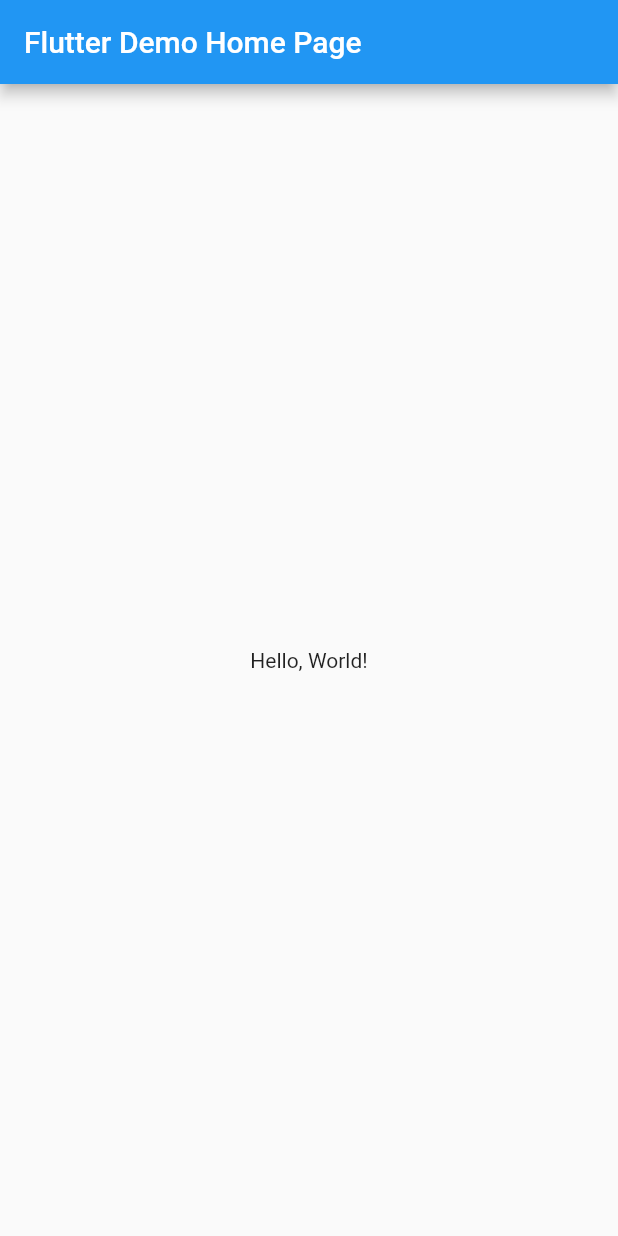
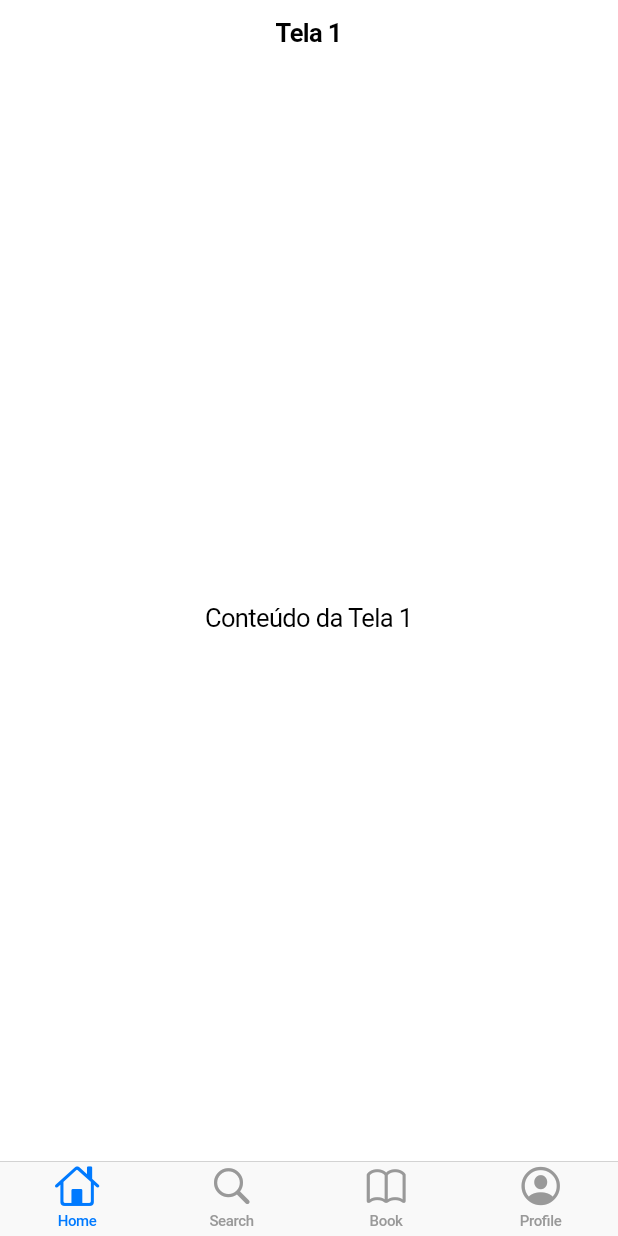
Before and after one commit to jhonatadias/monocodigo, a Flutter app: the screen it shows after launch, on a phone screen of 412 x 824 dp. Run offline on Flutter 3.47's test engine with Material 2 defaults, Android fonts, the phone set to English and light mode, and no system bars.

Commit message:
comite_inicial

```diff
--- a/lib/main.dart
+++ b/lib/main.dart
@@ -1,42 +1,125 @@
+import 'package:flutter/cupertino.dart';
 import 'package:flutter/material.dart';
 
 void main() => runApp(MyApp());
 
 class MyApp extends StatelessWidget {
-  const MyApp({super.key});
-  // This widget is the root of your application.
   @override
   Widget build(BuildContext context) {
-    return MaterialApp(
-      // Application name
-      title: 'Flutter Hello World',
-      // Application theme data, you can set the colors for the application as
-      // you want
-      theme: ThemeData(
-        primarySwatch: Colors.blue,
-      ),
-      // A widget which will be started on application startup
-      home: MyHomePage(title: 'Flutter Demo Home Page'),
+    return CupertinoApp(
+      title: 'Exemplo de Navegação Cupertino',
+      home: MyHomePage(),
     );
   }
 }
 
-class MyHomePage extends StatelessWidget {
-  final String title;
-  const MyHomePage({super.key, required this.title});
+class MyHomePage extends StatefulWidget {
+  @override
+  _MyHomePageState createState() => _MyHomePageState();
+}
+
+class _MyHomePageState extends State<MyHomePage> {
+  int _selectedIndex = 0;
+
+  final List<Widget> _screens = [
+    Screen1(),
+    Screen2(),
+    Screen3(),
+    Screen4(),
+  ];
 
   @override
   Widget build(BuildContext context) {
-    return Scaffold(
-      appBar: AppBar(
-        // The title text which will be shown on the action bar
-        title: Text(title),
+    return CupertinoTabScaffold(
+      tabBar: CupertinoTabBar(
+        items: <BottomNavigationBarItem>[
+          BottomNavigationBarItem(
+            icon: Icon(CupertinoIcons.home),
+            label: 'Home',
+          ),
+          BottomNavigationBarItem(
+            icon: Icon(CupertinoIcons.search),
+            label: 'Search',
+          ),
+          BottomNavigationBarItem(
+            icon: Icon(CupertinoIcons.book),
+            label: 'Book',
+          ),
+          BottomNavigationBarItem(
+            icon: Icon(CupertinoIcons.profile_circled),
+            label: 'Profile',
+          ),
+        ],
+        currentIndex: _selectedIndex,
+        onTap: (index) {
+          setState(() {
+            _selectedIndex = index;
+          });
+        },
       ),
-      body: Center(
-        child: Text(
-          'Hello, World!',
-        ),
+      tabBuilder: (context, index) {
+        return CupertinoTabView(
+          builder: (context) {
+            return _screens[index];
+          },
+        );
+      },
+    );
+  }
+}
+
+class Screen1 extends StatelessWidget {
+  @override
+  Widget build(BuildContext context) {
+    return CupertinoPageScaffold(
+      navigationBar: CupertinoNavigationBar(
+        middle: Text('Tela 1'),
+      ),
+      child: Center(
+        child: Text('Conteúdo da Tela 1'),
       ),
     );
   }
 }
+
+class Screen2 extends StatelessWidget {
+  @override
+  Widget build(BuildContext context) {
+    return CupertinoPageScaffold(
+      navigationBar: CupertinoNavigationBar(
+        middle: Text('Tela 2'),
+      ),
+      child: Center(
+        child: Text('Conteúdo da Tela 2'),
+      ),
+    );
+  }
+}
+
+class Screen3 extends StatelessWidget {
+  @override
+  Widget build(BuildContext context) {
+    return CupertinoPageScaffold(
+      navigationBar: CupertinoNavigationBar(
+        middle: Text('Tela 3'),
+      ),
+      child: Center(
+        child: Text('Conteúdo da Tela 3'),
+      ),
+    );
+  }
+}
+
+class Screen4 extends StatelessWidget {
+  @override
+  Widget build(BuildContext context) {
+    return CupertinoPageScaffold(
+      navigationBar: CupertinoNavigationBar(
+        middle: Text('Tela 4'),
+      ),
+      child: Center(
+        child: Text('Conteúdo da Tela 4'),
+      ),
+    );
+  }
+}
```
